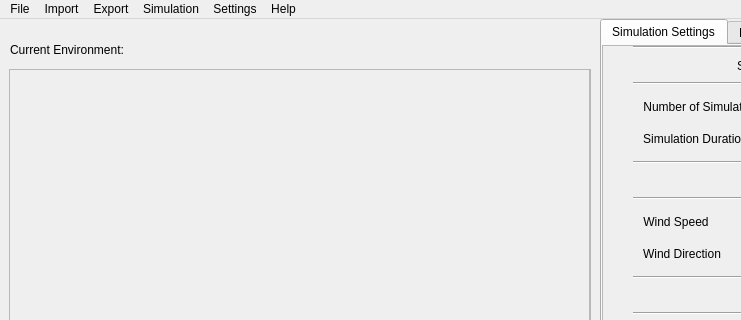
Old version of the form src/qt_files/MainWindow.ui in the repository luckek/FireScapeRx-dev; both pictures show x 0 to 741 and y 0 to 320 of the 965 by 605 pixel window.
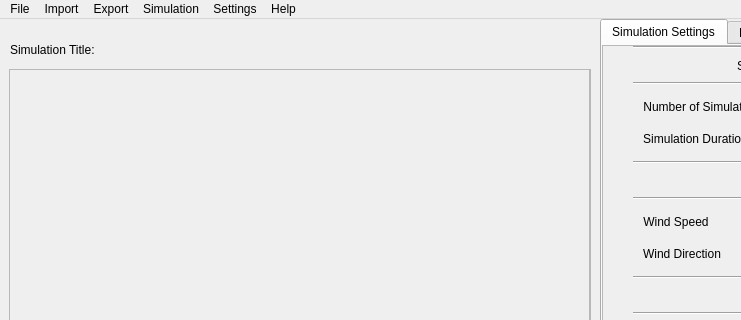
New version of the form.

Commit message: Renamed current environment label to sim title label

```diff
--- a/src/qt_files/MainWindow.ui
+++ b/src/qt_files/MainWindow.ui
@@ -999,7 +999,7 @@
      <rect>
       <x>10</x>
       <y>10</y>
-      <width>143</width>
+      <width>581</width>
       <height>41</height>
      </rect>
     </property>
@@ -1007,7 +1007,7 @@
      <item>
       <widget class="QLabel" name="current_env_label">
        <property name="text">
-        <string>Current Environment:</string>
+        <string>Simulation Title:</string>
        </property>
        <property name="margin">
         <number>5</number>
```
Left out of the diff: 2 changed lines with no effect on the pictures. The commit also changes 1 other file.
